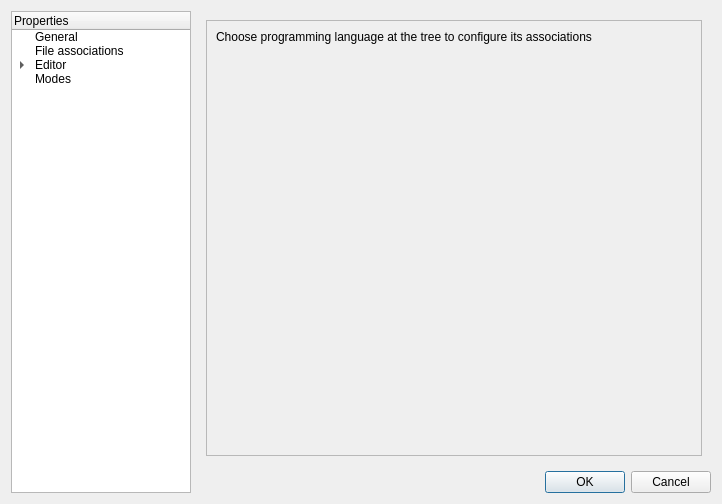
The window that enki/ui/UISettings.ui (andreikop/enki) describes before a commit, drawn with Qt 5.
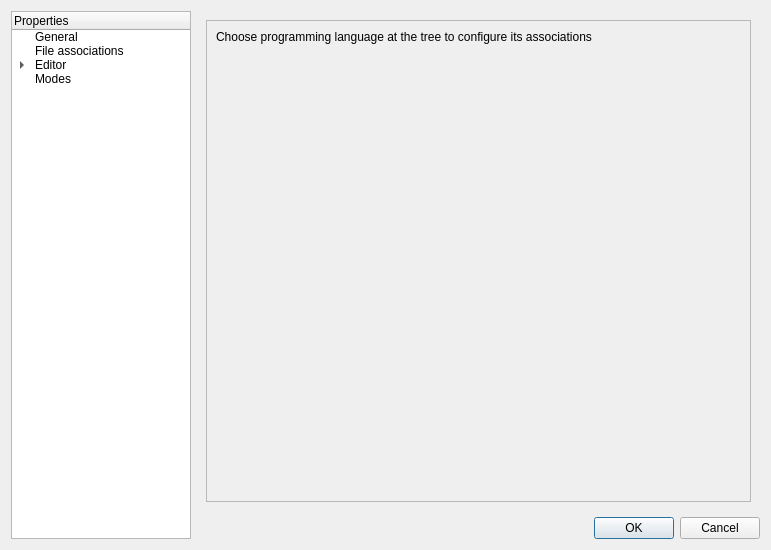
The same window after the commit. The open tabs and pages were chosen to show the change. Custom widgets are drawn as their Qt base class.

Commit message: Fix settings widget size

Diff of the .ui file:
```diff
--- a/enki/ui/UISettings.ui
+++ b/enki/ui/UISettings.ui
@@ -6,8 +6,8 @@
    <rect>
     <x>0</x>
     <y>0</y>
-    <width>722</width>
-    <height>504</height>
+    <width>771</width>
+    <height>550</height>
    </rect>
   </property>
   <property name="windowTitle">
@@ -199,8 +199,8 @@
              <rect>
               <x>0</x>
               <y>0</y>
-              <width>496</width>
-              <height>424</height>
+              <width>105</width>
+              <height>115</height>
              </rect>
             </property>
             <layout class="QVBoxLayout" name="verticalLayout_20">
```
The commit also changes 2 other files.
